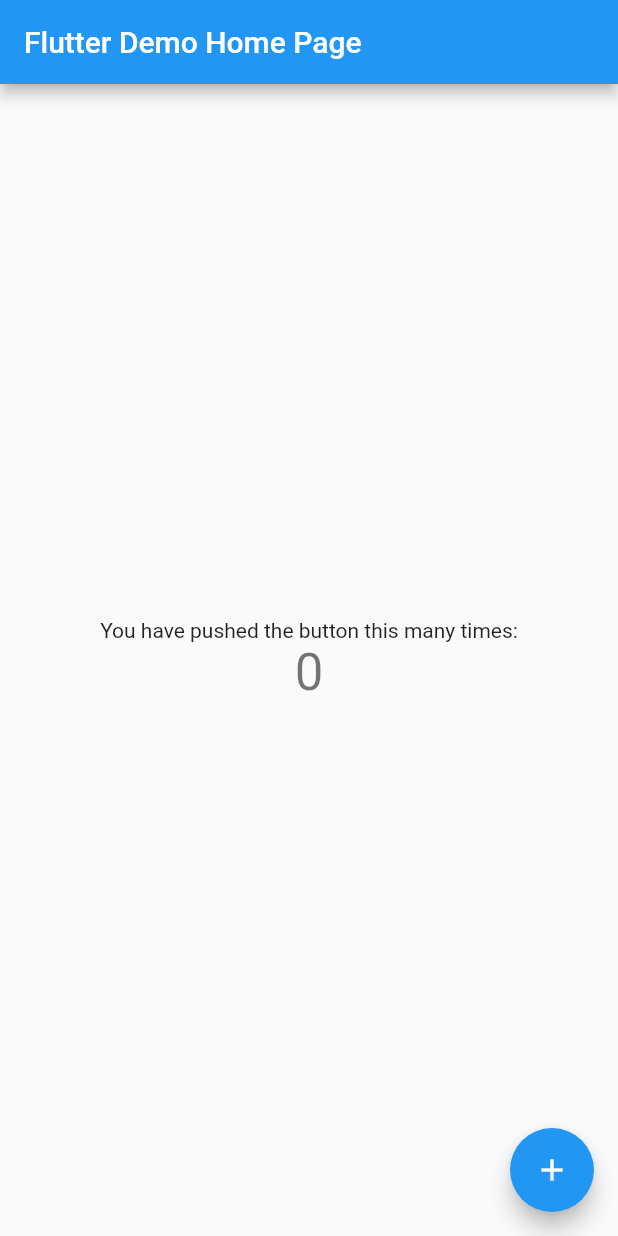
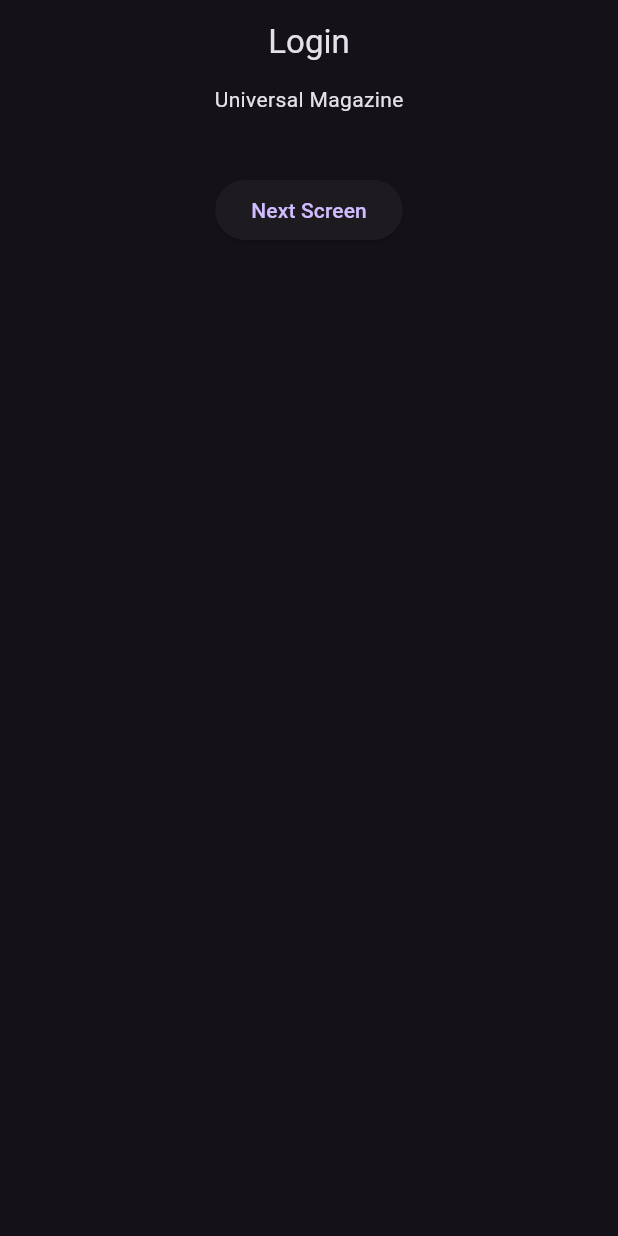
Before and after one commit to Pioxis/unimag, a Flutter app: the screen it shows after launch, on a phone screen of 412 x 824 dp. Run offline on Flutter 3.47's test engine with Material 2 defaults, Android fonts, the phone set to English and light mode, and no system bars.

Commit message:
Material 3 used Dark theme, first look

```diff
--- /dev/null
+++ b/lib/homepage.dart
@@ -0,0 +1,34 @@
+import 'package:flutter/material.dart';
+
+class Homepage extends StatefulWidget {
+  const Homepage({super.key});
+
+  @override
+  State<Homepage> createState() => _HomepageState();
+}
+
+class _HomepageState extends State<Homepage> {
+  @override
+  Widget build(BuildContext context) {
+    return Scaffold(
+      appBar: AppBar(
+        title: const Center(
+          child: Text('Login'),
+        ),
+        titleSpacing: 9,
+      ),
+      body: Center(
+        child: Column(
+          children: <Widget>[
+            const Text('Universal Magazine'),
+            const Text('\n'),
+            ElevatedButton(
+              onPressed: () {},
+              child: const Text('Next Screen'),
+            ),
+          ],
+        ),
+      ),
+    );
+  }
+}
--- a/lib/main.dart
+++ b/lib/main.dart
@@ -1,4 +1,6 @@
 import 'package:flutter/material.dart';
+
+import './homepage.dart';
 
 void main() {
   runApp(const MyApp());
@@ -7,109 +9,14 @@ void main() {
 class MyApp extends StatelessWidget {
   const MyApp({super.key});
 
-  // This widget is the root of your application.
   @override
   Widget build(BuildContext context) {
     return MaterialApp(
-      title: 'Flutter Demo',
-      theme: ThemeData(
-        // This is the theme of your application.
-        //
-        // Try running your application with "flutter run". You'll see the
-        // application has a blue toolbar. Then, without quitting the app, try
-        // changing the primarySwatch below to Colors.green and then invoke
-        // "hot reload" (press "r" in the console where you ran "flutter run",
-        // or simply save your changes to "hot reload" in a Flutter IDE).
-        // Notice that the counter didn't reset back to zero; the application
-        // is not restarted.
-        primarySwatch: Colors.blue,
+      title: 'UniMag',
+      theme: ThemeData.dark(
+        useMaterial3: true
       ),
-      home: const MyHomePage(title: 'Flutter Demo Home Page'),
+      home: const Homepage(),
     );
   }
 }
-
-class MyHomePage extends StatefulWidget {
-  const MyHomePage({super.key, required this.title});
-
-  // This widget is the home page of your application. It is stateful, meaning
-  // that it has a State object (defined below) that contains fields that affect
-  // how it looks.
-
-  // This class is the configuration for the state. It holds the values (in this
-  // case the title) provided by the parent (in this case the App widget) and
-  // used by the build method of the State. Fields in a Widget subclass are
-  // always marked "final".
-
-  final String title;
-
-  @override
-  State<MyHomePage> createState() => _MyHomePageState();
-}
-
-class _MyHomePageState extends State<MyHomePage> {
-  int _counter = 0;
-
-  void _incrementCounter() {
-    setState(() {
-      // This call to setState tells the Flutter framework that something has
-      // changed in this State, which causes it to rerun the build method below
-      // so that the display can reflect the updated values. If we changed
-      // _counter without calling setState(), then the build method would not be
-      // called again, and so nothing would appear to happen.
-      _counter++;
-    });
-  }
-
-  @override
-  Widget build(BuildContext context) {
-    // This method is rerun every time setState is called, for instance as done
-    // by the _incrementCounter method above.
-    //
-    // The Flutter framework has been optimized to make rerunning build methods
-    // fast, so that you can just rebuild anything that needs updating rather
-    // than having to individually change instances of widgets.
-    return Scaffold(
-      appBar: AppBar(
-        // Here we take the value from the MyHomePage object that was created by
-        // the App.build method, and use it to set our appbar title.
-        title: Text(widget.title),
-      ),
-      body: Center(
-        // Center is a layout widget. It takes a single child and positions it
-        // in the middle of the parent.
-        child: Column(
-          // Column is also a layout widget. It takes a list of children and
-          // arranges them vertically. By default, it sizes itself to fit its
-          // children horizontally, and tries to be as tall as its parent.
-          //
-          // Invoke "debug painting" (press "p" in the console, choose the
-          // "Toggle Debug Paint" action from the Flutter Inspector in Android
-          // Studio, or the "Toggle Debug Paint" command in Visual Studio Code)
-          // to see the wireframe for each widget.
-          //
-          // Column has various properties to control how it sizes itself and
-          // how it positions its children. Here we use mainAxisAlignment to
-          // center the children vertically; the main axis here is the vertical
-          // axis because Columns are vertical (the cross axis would be
-          // horizontal).
-          mainAxisAlignment: MainAxisAlignment.center,
-          children: <Widget>[
-            const Text(
-              'You have pushed the button this many times:',
-            ),
-            Text(
-              '$_counter',
-              style: Theme.of(context).textTheme.headlineMedium,
-            ),
-          ],
-        ),
-      ),
-      floatingActionButton: FloatingActionButton(
-        onPressed: _incrementCounter,
-        tooltip: 'Increment',
-        child: const Icon(Icons.add),
-      ), // This trailing comma makes auto-formatting nicer for build methods.
-    );
-  }
-}
```
